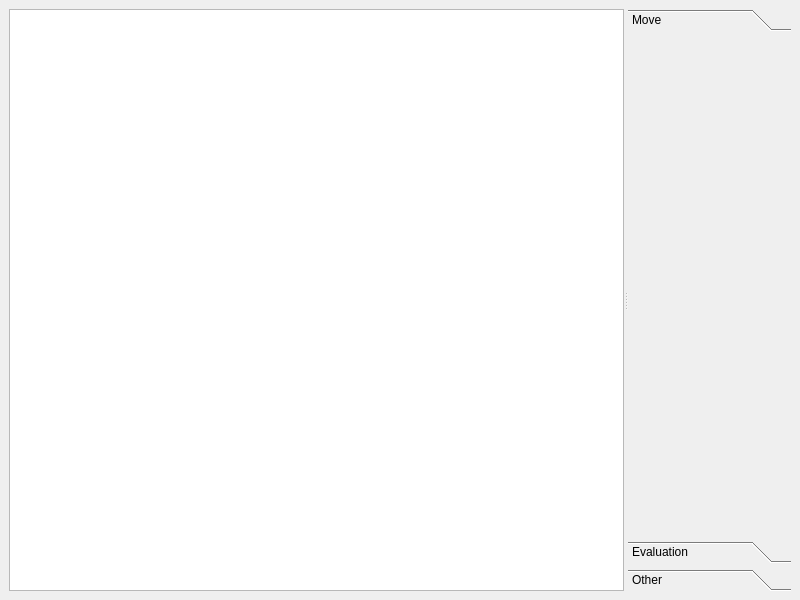
Before: the Qt Designer form src/gui/gamewindow.ui in madnight/chessx, drawn with Qt 5.
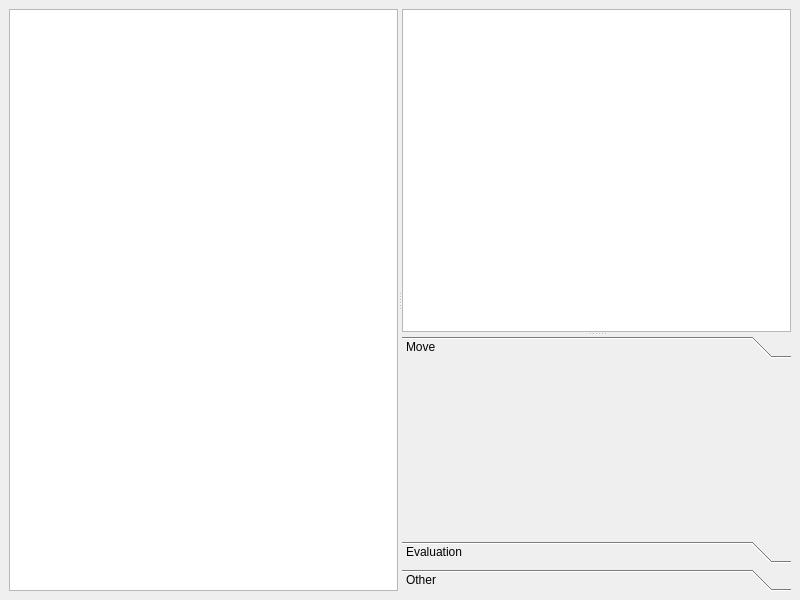
After: the same form once the commit is applied. Custom widgets are drawn as their Qt base class.

Commit message: New feature: Variation indicator in toolbox

What changed in the file:
```diff
--- a/src/gui/gamewindow.ui
+++ b/src/gui/gamewindow.ui
@@ -14,9 +14,9 @@
    <string>MainWindow</string>
   </property>
   <widget class="QWidget" name="centralwidget">
-   <layout class="QVBoxLayout" name="verticalLayout">
+   <layout class="QVBoxLayout" name="verticalLayout_2">
     <item>
-     <widget class="QSplitter" name="splitter">
+     <widget class="QSplitter" name="browserSplitter">
       <property name="orientation">
        <enum>Qt::Horizontal</enum>
       </property>
@@ -24,7 +24,46 @@
        <number>4</number>
       </property>
       <widget class="ChessBrowser" name="chessBrowser"/>
+      <widget class="QWidget" name="widget" native="true">
+       <layout class="QVBoxLayout" name="verticalLayout">
+        <property name="leftMargin">
+         <number>0</number>
+        </property>
+        <property name="topMargin">
+         <number>0</number>
+        </property>
+        <property name="rightMargin">
+         <number>0</number>
+        </property>
+        <item>
+         <widget class="QSplitter" name="toolBoxSplitter">
+          <property name="orientation">
+           <enum>Qt::Vertical</enum>
+          </property>
+          <property name="handleWidth">
+           <number>4</number>
+          </property>
+          <widget class="QListWidget" name="listVariations">
+           <property name="sizePolicy">
+            <sizepolicy hsizetype="Expanding" vsizetype="Preferred">
+             <horstretch>0</horstretch>
+             <verstretch>0</verstretch>
+            </sizepolicy>
+           </property>
+           <property name="frameShape">
+            <enum>QFrame::StyledPanel</enum>
+           </property>
+           <property name="frameShadow">
+            <enum>QFrame::Plain</enum>
+           </property>
+          </widget>
       <widget class="QToolBox" name="toolBox">
+           <property name="sizePolicy">
+            <sizepolicy hsizetype="Preferred" vsizetype="Ignored">
+             <horstretch>0</horstretch>
+             <verstretch>0</verstretch>
+            </sizepolicy>
+           </property>
        <property name="currentIndex">
         <number>0</number>
        </property>
@@ -33,14 +72,14 @@
          <rect>
           <x>0</x>
           <y>0</y>
-          <width>191</width>
-          <height>474</height>
+              <width>386</width>
+              <height>168</height>
          </rect>
         </property>
         <attribute name="label">
          <string>Move</string>
         </attribute>
-        <layout class="QFormLayout" name="formLayout_6"/>
+            <layout class="QGridLayout" name="layoutPageMove"/>
        </widget>
        <widget class="QWidget" name="boxPageEval">
         <property name="geometry">
@@ -68,8 +107,12 @@
         <attribute name="label">
          <string>Other</string>
         </attribute>
-        <layout class="QFormLayout" name="formLayout_4"/>
-       </widget>
+            <layout class="QGridLayout" name="layoutPageOther"/>
+           </widget>
+          </widget>
+         </widget>
+        </item>
+       </layout>
       </widget>
      </widget>
     </item>
```
Left out of the diff: 10 changed lines with no effect on the pictures. Lines whose indentation alone changed are shown as unchanged. The commit also changes 7 other files.
